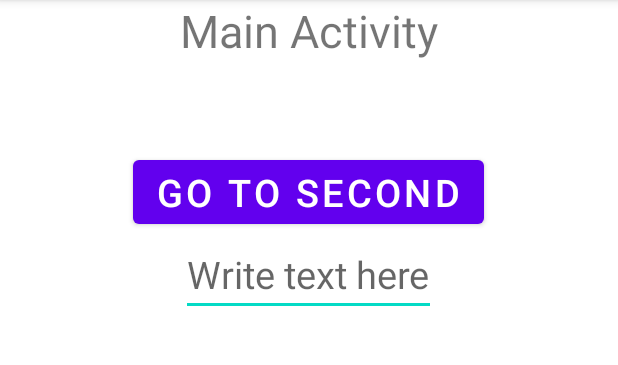
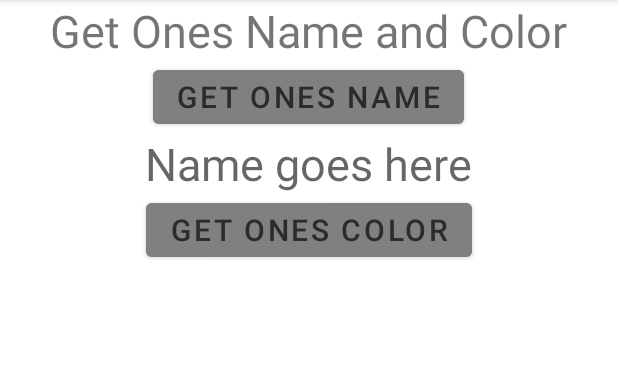
Before and after one commit to Happitack/JavaNavigation, an Android app: the screen it shows after launch (MainActivity), on a phone screen of 412 x 824 dp, the part 84-449 px from its top. Run offline under Robolectric (Android 15) with nearby library versions, the phone set to English and light mode, and no system bars.

Commit message:
Added full functionality

```diff
--- a/app/src/main/java/clu/tec/navigate/MainActivity.java
+++ b/app/src/main/java/clu/tec/navigate/MainActivity.java
@@ -1,15 +1,14 @@
 package clu.tec.navigate;
 
-import androidx.activity.result.ActivityResult;
-import androidx.activity.result.ActivityResultCallback;
 import androidx.activity.result.ActivityResultLauncher;
 import androidx.activity.result.contract.ActivityResultContracts;
 import androidx.appcompat.app.AppCompatActivity;
 
 import android.app.Activity;
 import android.content.Intent;
+import android.graphics.Color;
+import android.graphics.drawable.Drawable;
 import android.os.Bundle;
-import android.text.Editable;
 import android.view.View;
 import android.widget.Button;
 import android.widget.EditText;
@@ -17,29 +16,41 @@ import android.widget.TextView;
 
 public class MainActivity extends AppCompatActivity implements View.OnClickListener {
 
-    ActivityResultLauncher<Intent> secondActivityLauncher;
-    TextView txtFromSecond;
-    Button btnGoToSecond;
-    EditText txtToSecond;
+    ActivityResultLauncher<Intent> nameActivityLauncher, colorActivityLauncher;
+    TextView txtFromName;
+    Button btnGoToName;
+    Button btnGoToColor;
 
     @Override
     protected void onCreate(Bundle savedInstanceState) {
         super.onCreate(savedInstanceState);
         setContentView(R.layout.activity_main);
 
-        txtFromSecond = findViewById(R.id.txtFromSecond);
-        btnGoToSecond = findViewById(R.id.btnToSecond);
-        txtToSecond = findViewById(R.id.txtToSecond);
-        btnGoToSecond.setOnClickListener(this);
+        txtFromName = findViewById(R.id.txtFromName);
+        btnGoToName = findViewById(R.id.btnToName);
+        btnGoToColor = findViewById(R.id.btnToColor);
+        btnGoToName.setOnClickListener(this);
+        btnGoToColor.setOnClickListener(this);
 
-        secondActivityLauncher = registerForActivityResult(
+        nameActivityLauncher = registerForActivityResult(
                 new ActivityResultContracts.StartActivityForResult(),
                 result -> {
                     if(result.getResultCode() == Activity.RESULT_OK)
                     {
                         Intent intent = result.getData();
-                        String text = intent.getStringExtra("textFromSecond");
-                        txtFromSecond.setText(text);
+                        String text = intent.getStringExtra("textFromName");
+                        txtFromName.setText(text);
+                    }
+                }
+        );
+        colorActivityLauncher = registerForActivityResult(
+                new ActivityResultContracts.StartActivityForResult(),
+                result -> {
+                    if(result.getResultCode() == Activity.RESULT_OK)
+                    {
+                        Intent intent = result.getData();
+                        int color = intent.getIntExtra("savedColor", 0);
+                        txtFromName.setBackgroundColor(color);
                     }
                 }
         );
@@ -47,10 +58,15 @@ public class MainActivity extends AppCompatActivity implements View.OnClickListe
 
     @Override
     public void onClick(View v) {
-        Intent intent = new Intent(this, SecondActivity.class); // creates a new intent context and links the SecondActivity class to this intent
-        String text = txtToSecond.getText().toString(); // saves the content of "txtToSecond" textview to the "text" string
-        intent.putExtra("textFromCaller", text); // puts the "text" string into the intent operation
-        secondActivityLauncher.launch(intent);
-        // startActivity(intent); // starts the intent by opening SecondActivity
+        switch (v.getId()) {
+            case R.id.btnToName:
+                Intent intentName = new Intent(this, GetNameActivity.class);
+                nameActivityLauncher.launch(intentName);
+                break;
+            case R.id.btnToColor:
+                Intent intentColor = new Intent(this, GetColorActivity.class);
+                colorActivityLauncher.launch(intentColor);
+                break;
+        }
     }
 }
--- a/app/src/main/res/layout/activity_main.xml
+++ b/app/src/main/res/layout/activity_main.xml
@@ -10,25 +10,30 @@
     <TextView
         android:layout_width="wrap_content"
         android:layout_height="wrap_content"
-        android:text="Main Activity"
+        android:text="Get Ones Name and Color"
         android:textSize="30dp"/>
+    <Button
+        android:layout_width="wrap_content"
+        android:layout_height="wrap_content"
+        android:textSize="20dp"
+        android:backgroundTint="@color/buttonGrey"
+        android:textColor="@color/black"
+        android:text="Get Ones Name"
+        android:id="@+id/btnToName"/>
     <TextView
         android:layout_width="wrap_content"
         android:layout_height="wrap_content"
-        android:minHeight="60dp"
-        android:id="@+id/txtFromSecond"
-        android:textSize="25dp"/>
+        android:id="@+id/txtFromName"
+        android:hint="Name goes here"
+        android:paddingHorizontal="30dp"
+        android:textSize="30dp"/>
     <Button
         android:layout_width="wrap_content"
         android:layout_height="wrap_content"
-        android:textSize="25dp"
-        android:text="Go to Second"
-        android:id="@+id/btnToSecond"/>
-    <EditText
-        android:layout_width="wrap_content"
-        android:layout_height="wrap_content"
-        android:hint="Write text here"
-        android:textSize="25dp"
-        android:id="@+id/txtToSecond"/>
+        android:backgroundTint="@color/buttonGrey"
+        android:textColor="@color/black"
+        android:textSize="20dp"
+        android:text="Get Ones Color"
+        android:id="@+id/btnToColor"/>
 
 </LinearLayout>
--- a/app/src/main/res/values/colors.xml
+++ b/app/src/main/res/values/colors.xml
@@ -5,6 +5,7 @@
     <color name="purple_700">#FF3700B3</color>
     <color name="teal_200">#FF03DAC5</color>
     <color name="teal_700">#FF018786</color>
-    <color name="black">#FF000000</color>
+    <color name="black">#2b2b2b</color>
     <color name="white">#FFFFFFFF</color>
+    <color name="buttonGrey">#808080</color>
 </resources>
```
Also changed, not shown: app/src/main/AndroidManifest.xml (+7 -4 lines), app/src/main/java/clu/tec/navigate/GetColorActivity.java (added, +92 -0 lines), app/src/main/java/clu/tec/navigate/GetNameActivity.java (added, +57 -0 lines), app/src/main/java/clu/tec/navigate/SecondActivity.java (deleted, +0 -41 lines), app/src/main/res/layout/activity_color.xml (added, +90 -0 lines), app/src/main/res/layout/activity_name.xml (added, +79 -0 lines), app/src/main/res/layout/activity_second.xml (deleted, +0 -34 lines).
